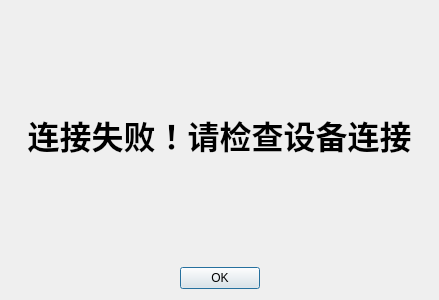
This is 新UI/连接失败提示.ui in Connoiss/App_Auto as Qt 5 draws it before an edit. The edited form follows.
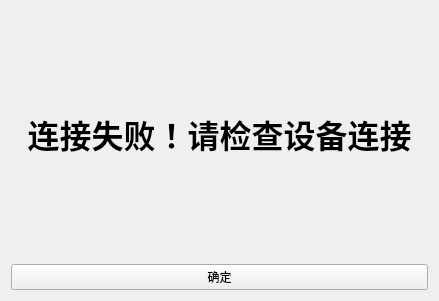
This is the edited form.

Diff of the .ui file:
```diff
--- a/新UI/连接失败提示.ui
+++ b/新UI/连接失败提示.ui
@@ -7,7 +7,7 @@
     <x>0</x>
     <y>0</y>
     <width>439</width>
-    <height>300</height>
+    <height>301</height>
    </rect>
   </property>
   <property name="windowTitle">
@@ -22,12 +22,9 @@
     </widget>
    </item>
    <item row="1" column="0">
-    <widget class="QDialogButtonBox" name="buttonBox">
-     <property name="standardButtons">
-      <set>QDialogButtonBox::Ok</set>
-     </property>
-     <property name="centerButtons">
-      <bool>true</bool>
+    <widget class="QPushButton" name="pushButton">
+     <property name="text">
+      <string>确定</string>
      </property>
     </widget>
    </item>
```
